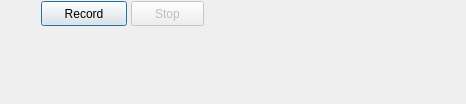
Before: the Qt Designer form ui/recordwindow.ui in ozancaglayan/SPID, drawn with Qt 5.
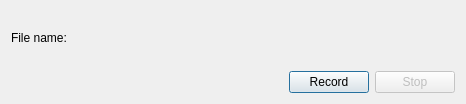
After: the same form once the commit is applied. Icons and pictures are not drawn.

Patch:
```diff
--- a/ui/recordwindow.ui
+++ b/ui/recordwindow.ui
@@ -20,15 +20,42 @@
    <iconset resource="../data/icons.qrc">
     <normaloff>:/media-record.png</normaloff>:/media-record.png</iconset>
   </property>
+  <layout class="QGridLayout" name="gridLayout">
+   <item row="0" column="0">
+    <layout class="QHBoxLayout" name="horizontalLayout" stretch="1,4">
+     <item>
+      <widget class="QLabel" name="label">
+       <property name="text">
+        <string>File name:</string>
+       </property>
+      </widget>
+     </item>
+     <item>
+      <widget class="QLabel" name="labelFileName">
+       <property name="text">
+        <string/>
+       </property>
+      </widget>
+     </item>
+    </layout>
+   </item>
+   <item row="1" column="0">
+    <layout class="QHBoxLayout" name="horizontalLayout_2">
+     <item>
+      <spacer name="horizontalSpacer">
+       <property name="orientation">
+        <enum>Qt::Horizontal</enum>
+       </property>
+       <property name="sizeHint" stdset="0">
+        <size>
+         <width>40</width>
+         <height>20</height>
+        </size>
+       </property>
+      </spacer>
+     </item>
+     <item>
   <widget class="QPushButton" name="pushButtonStartRecording">
-   <property name="geometry">
-    <rect>
-     <x>41</x>
-     <y>1</y>
-     <width>86</width>
-     <height>25</height>
-    </rect>
-   </property>
    <property name="text">
     <string>Record</string>
    </property>
@@ -37,18 +64,12 @@
      <normaloff>:/media-record.png</normaloff>:/media-record.png</iconset>
    </property>
   </widget>
+     </item>
+     <item>
   <widget class="QPushButton" name="pushButtonStopRecording">
    <property name="enabled">
     <bool>false</bool>
    </property>
-   <property name="geometry">
-    <rect>
-     <x>131</x>
-     <y>1</y>
-     <width>73</width>
-     <height>25</height>
-    </rect>
-   </property>
    <property name="text">
     <string>Stop</string>
    </property>
@@ -57,6 +78,10 @@
      <normaloff>:/media-playback-stop.png</normaloff>:/media-playback-stop.png</iconset>
    </property>
   </widget>
+     </item>
+    </layout>
+   </item>
+  </layout>
  </widget>
  <resources>
   <include location="../data/icons.qrc"/>
```
Left out of the diff: 2 changed lines with no effect on the pictures. Lines whose indentation alone changed are shown as unchanged.
